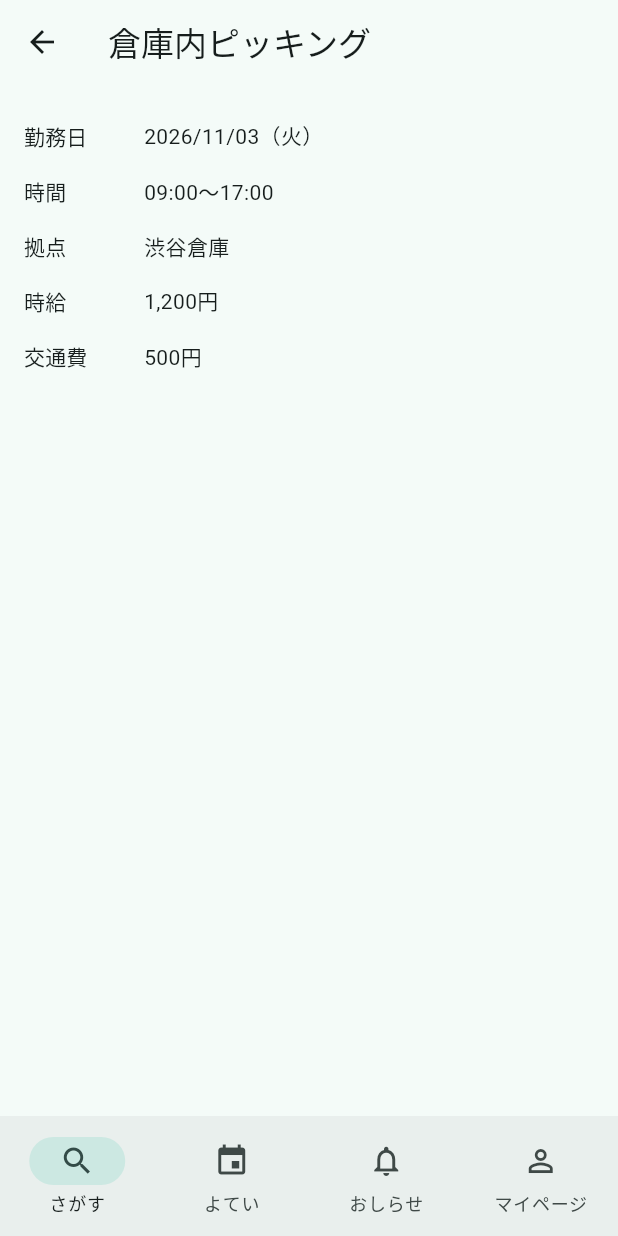
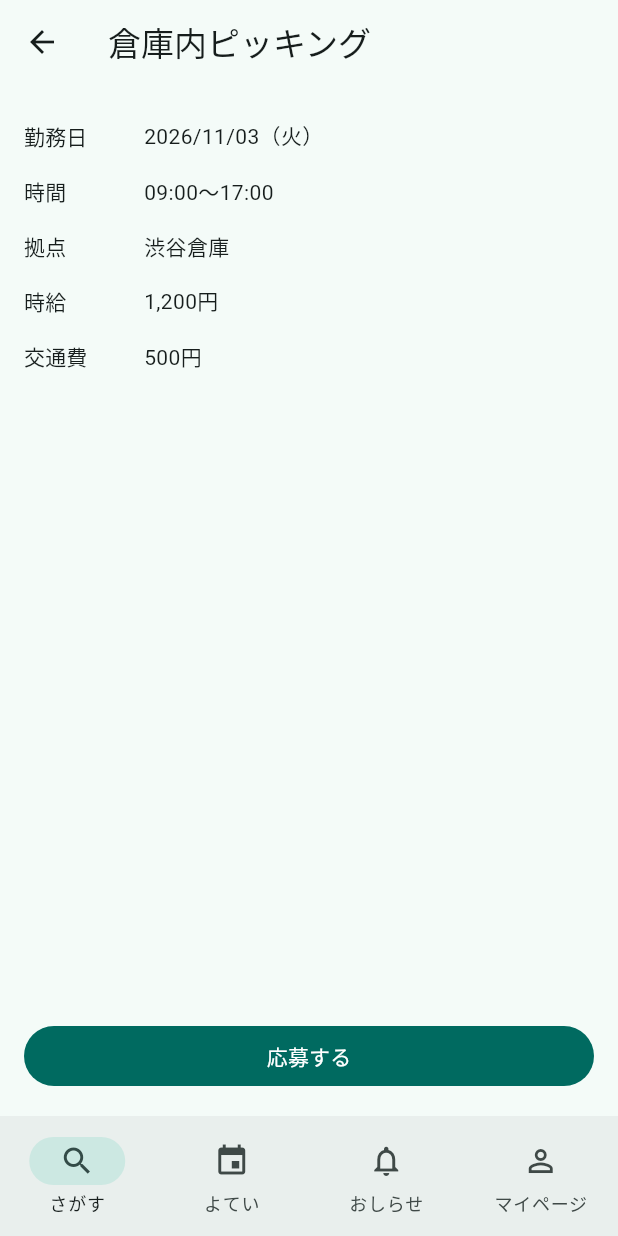
Before and after one commit to hata-junnosuke/next_team, a Flutter app: the screen it shows after launch, after a tap on "倉庫内ピッキング", on a phone screen of 412 x 824 dp. Run offline on Flutter 3.47's test engine with Material 3 defaults, Android fonts, the phone set to English and light mode, and no system bars; our stand-ins replace go_router.

Commit message:
feat(mobile): issue #31 T6 詳細の応募ボタン（押すと「応募済み」。まだ保存しない）
- JobDetailScreen を StatefulWidget にし、_applied を setState で切り替える
- 応募済みのボタンは onPressed: null で押せなくする
- 状態は詳細の画面の中にあるので、一覧に戻ると消える（後のコミットで親に持ち上げる）
- jobId をローカル変数に入れて型の絞り込みを効かせ、! をなくす

Co-Authored-By: Claude Opus 5.5 <noreply@anthropic.com>

```diff
--- a/mobile/lib/features/jobs/presentation/job_detail_screen.dart
+++ b/mobile/lib/features/jobs/presentation/job_detail_screen.dart
@@ -1,30 +1,47 @@
 // 募集の詳細の画面。パスは /jobs/:id（例: /jobs/3）。
-// Next.js で言うと app/jobs/[id]/page.tsx に当たる。応募ボタンは次のコミットで足す。
+// Next.js で言うと app/jobs/[id]/page.tsx に当たる。下に「応募する」ボタンを置く。
+// 応募は、まだどこにも保存しない（押すと「応募済み」に変わるだけ）。Step 7 で API の応募（POST）に替える。
 //
 // パスの引数: https://pub.dev/documentation/go_router/latest/topics/Configuration-topic.html
 // 画面遷移の全体像: https://docs.flutter.dev/ui/navigation
+// StatefulWidget と setState: https://docs.flutter.dev/ui/interactivity
 
 import 'package:flutter/material.dart';
 
 import '../../../core/format.dart';
 import '../data/fake_job_repository.dart';
 
-// 今は受け取った id の募集を出すだけなので Stateless にする（応募ボタンのコミットで Stateful に変える）。
-class JobDetailScreen extends StatelessWidget {
+// 「応募したか」をこの画面の中で覚えるので Stateful にする（React の useState を持つコンポーネント）。
+// StatefulWidget は 2 つのクラスの組になる:
+// - JobDetailScreen（この class）: 親から受け取る値（props）だけを持つ。作り直されることがある
+// - _JobDetailScreenState: 変わる値（state）を持つ。画面に出ている間は同じものが使われ続ける
+class JobDetailScreen extends StatefulWidget {
   const JobDetailScreen({required this.jobId, super.key});
 
   // パスの :id。数でなかったら null（/jobs/abc など）。
   final int? jobId;
 
+  // この Widget の状態を持つ State を作る。Flutter が 1 回だけ呼ぶ。
+  @override
+  State<JobDetailScreen> createState() => _JobDetailScreenState();
+}
+
+class _JobDetailScreenState extends State<JobDetailScreen> {
+  // 応募したか。state なので final にしない（React の const [applied, setApplied] = useState(false)）。
+  // 状態がこの画面の中にあるので、一覧に戻って詳細を開き直すと false に戻る（画面と一緒に捨てられるため）。
+  // 一覧に戻っても残すのは、後のコミット（状態を親に持ち上げる）でやる。
+  bool _applied = false;
+
   @override
   Widget build(BuildContext context) {
-    // jobId が null なら探さない（条件 ? A : B は JavaScript と同じ三項演算子）。
-    // jobId! の ! が要るのは、jobId がクラスの公開のフィールドだから。サブクラスが getter で
-    // 上書きすると読むたびに違う値を返せるので、null を確かめても Dart は型を絞り込まない
-    // （ローカル変数と、_ の付いた final のフィールドなら絞り込む）。https://dart.dev/tools/non-promotion-reasons
+    // State の中では、親から受け取った値（props）を widget.xxx で読む。
+    // jobId をいったんローカル変数に入れると、null を確かめたあとの型の絞り込みが効き、! が要らない
+    // （クラスの公開のフィールドのままだと絞り込まれない。https://dart.dev/tools/non-promotion-reasons ）。
+    final jobId = widget.jobId;
+    // 条件 ? A : B は JavaScript と同じ三項演算子。
     final job = jobId == null
         ? null
-        : const FakeJobRepository().findJobPosting(jobId!);
+        : const FakeJobRepository().findJobPosting(jobId);
 
     // 見つからないとき（API なら 404）。
     // AppBar を置くと、親のルート（一覧）があるので、戻るボタンが自動で出る。
@@ -51,6 +68,21 @@ class JobDetailScreen extends StatelessWidget {
           _DetailRow(label: '時給', value: formatYen(job.hourlyWage)),
           _DetailRow(label: '交通費', value: formatYen(job.transportAllowance)),
         ],
+      ),
+      // 画面の下に固定するボタン。この Scaffold は下タブの内側にあるので、ボタンは下タブのすぐ上に出る。
+      // SafeArea: 端末の角の丸みやホームバーと重ならないように内側へ寄せる。
+      bottomNavigationBar: SafeArea(
+        child: Padding(
+          padding: const EdgeInsets.all(16),
+          // FilledButton: 塗りつぶしのボタン（いちばん目立たせたい操作に使う）。
+          child: FilledButton(
+            // onPressed に null を渡すと、ボタンは押せない見た目（灰色）になる（HTML の disabled）。
+            // setState: state を変えて「build をやり直して」と Flutter に伝える（React の setApplied(true)）。
+            // _applied = true と書くだけでは画面は変わらない。必ず setState の中で変える。
+            onPressed: _applied ? null : () => setState(() => _applied = true),
+            child: Text(_applied ? '応募済み' : '応募する'),
+          ),
+        ),
       ),
     );
   }
```
